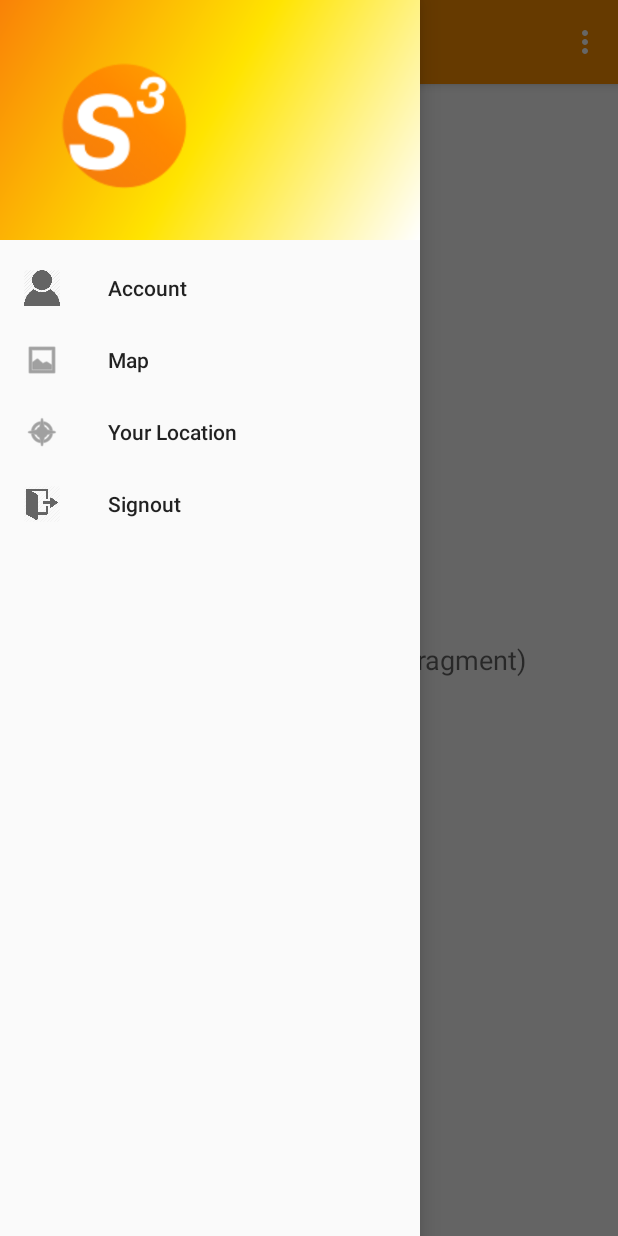
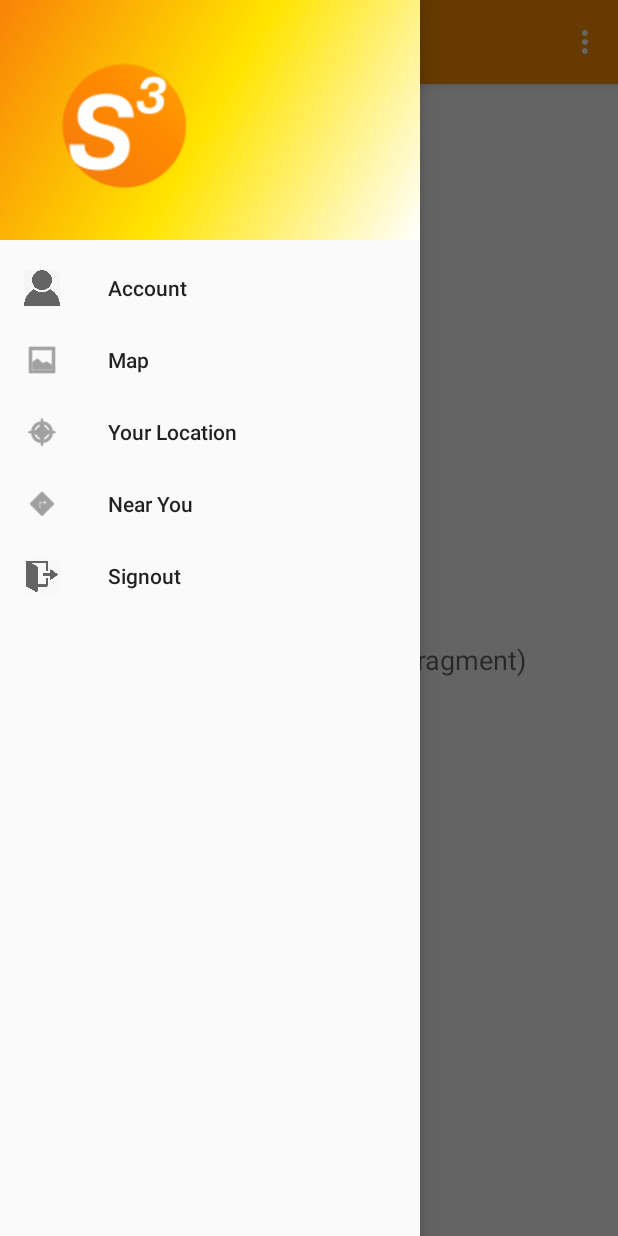
Before and after one commit to angusjlowe/dpnm-2016, an Android app: the MainActivity screen opened directly, with no data from a screen before it, with the side drawer open, on a phone screen of 412 x 824 dp. Run offline under Robolectric (Android 15) with nearby library versions, the phone set to English and light mode, and no system bars.

Commit message:
updated mapdemo

```diff
--- a/mapdemo/app/src/main/res/menu/activity_main_drawer.xml
+++ b/mapdemo/app/src/main/res/menu/activity_main_drawer.xml
@@ -8,6 +8,8 @@
             android:title="Map" />
         <item android:id="@+id/nav_slideshow" android:icon="@android:drawable/ic_menu_compass"
             android:title="Your Location" />
+        <item android:id="@+id/nav_nearby" android:icon="@android:drawable/ic_menu_directions"
+            android:title="Near You" />
         <item android:id="@+id/nav_manage" android:icon="@drawable/signout"
             android:title="Signout" />
     </group>
```
